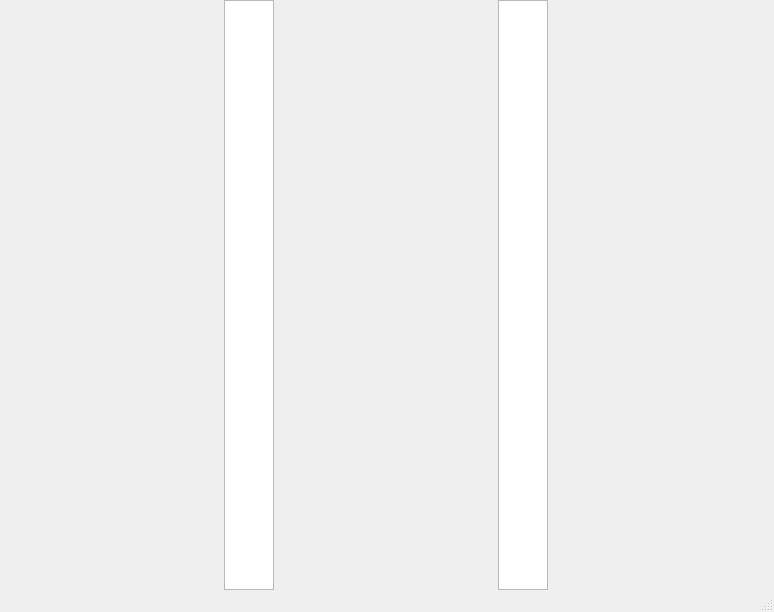
First picture: the form in pyChess/gui/ui/main_window.ui, repository TutorExilius/pyChess, before the edit.
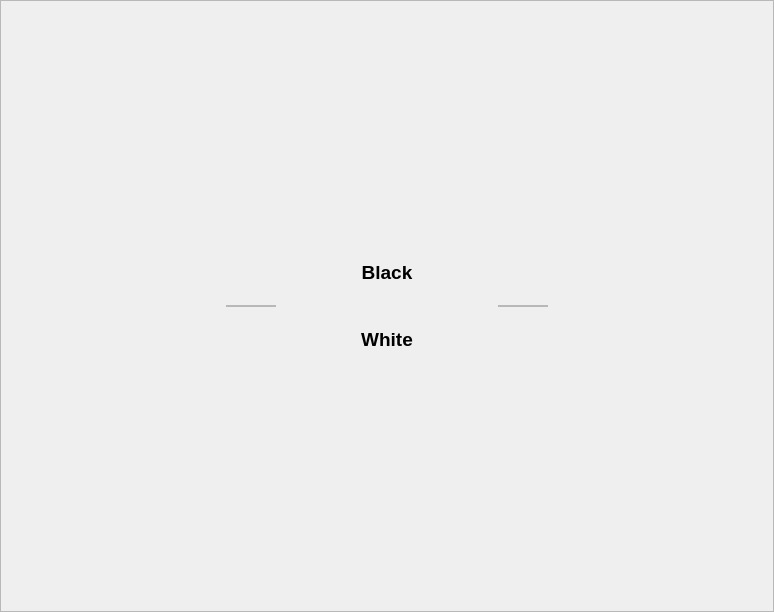
Second picture: the form after the edit.

Commit message: feat: adapted UI, added board frame labels

The edit to the form file:
```diff
--- a/pyChess/gui/ui/main_window.ui
+++ b/pyChess/gui/ui/main_window.ui
@@ -20,7 +20,7 @@
    <string>MainWindow</string>
   </property>
   <widget class="QWidget" name="centralwidget">
-   <layout class="QHBoxLayout" name="horizontalLayout" stretch="0,1,0">
+   <layout class="QVBoxLayout" name="verticalLayout_4" stretch="0">
     <property name="spacing">
      <number>0</number>
     </property>
@@ -37,7 +37,80 @@
      <number>0</number>
     </property>
     <item>
-     <widget class="QListWidget" name="listWidget_black">
+     <layout class="QHBoxLayout" name="horizontalLayout_3">
+      <property name="spacing">
+       <number>0</number>
+      </property>
+      <property name="topMargin">
+       <number>0</number>
+      </property>
+      <property name="bottomMargin">
+       <number>0</number>
+      </property>
+      <item>
+       <widget class="QFrame" name="frame">
+        <property name="frameShape">
+         <enum>QFrame::StyledPanel</enum>
+        </property>
+        <property name="frameShadow">
+         <enum>QFrame::Raised</enum>
+        </property>
+        <layout class="QHBoxLayout" name="horizontalLayout">
+         <item>
+          <layout class="QVBoxLayout" name="verticalLayout_7">
+           <item>
+            <spacer name="verticalSpacer_4">
+             <property name="orientation">
+              <enum>Qt::Vertical</enum>
+             </property>
+             <property name="sizeType">
+              <enum>QSizePolicy::MinimumExpanding</enum>
+             </property>
+             <property name="sizeHint" stdset="0">
+              <size>
+               <width>20</width>
+               <height>15</height>
+              </size>
+             </property>
+            </spacer>
+           </item>
+           <item>
+            <widget class="QLabel" name="label_playername_white">
+             <property name="font">
+              <font>
+               <pointsize>14</pointsize>
+               <weight>75</weight>
+               <bold>true</bold>
+              </font>
+             </property>
+             <property name="text">
+              <string>Black</string>
+             </property>
+             <property name="alignment">
+              <set>Qt::AlignCenter</set>
+             </property>
+            </widget>
+           </item>
+           <item>
+            <spacer name="verticalSpacer_5">
+             <property name="orientation">
+              <enum>Qt::Vertical</enum>
+             </property>
+             <property name="sizeType">
+              <enum>QSizePolicy::Fixed</enum>
+             </property>
+             <property name="sizeHint" stdset="0">
+              <size>
+               <width>20</width>
+               <height>15</height>
+              </size>
+             </property>
+            </spacer>
+           </item>
+           <item>
+            <layout class="QHBoxLayout" name="horizontalLayout_4">
+             <item>
+              <widget class="QFrame" name="frame_black">
       <property name="minimumSize">
        <size>
         <width>50</width>
@@ -50,22 +123,89 @@
         <height>16777215</height>
        </size>
       </property>
-      <property name="font">
-       <font>
-        <pointsize>26</pointsize>
-       </font>
-      </property>
+               <property name="frameShape">
+                <enum>QFrame::StyledPanel</enum>
+               </property>
+               <property name="frameShadow">
+                <enum>QFrame::Raised</enum>
+               </property>
+               <layout class="QVBoxLayout" name="verticalLayout">
+                <property name="spacing">
+                 <number>0</number>
+                </property>
+                <property name="leftMargin">
+                 <number>0</number>
+                </property>
+                <property name="topMargin">
+                 <number>0</number>
+                </property>
+                <property name="rightMargin">
+                 <number>0</number>
+                </property>
+                <property name="bottomMargin">
+                 <number>0</number>
+                </property>
+                <item>
+                 <layout class="QGridLayout" name="gridLayout_black">
+                  <property name="topMargin">
+                   <number>0</number>
+                  </property>
+                  <property name="bottomMargin">
+                   <number>0</number>
+                  </property>
+                  <property name="spacing">
+                   <number>0</number>
+                  </property>
+                 </layout>
+                </item>
+               </layout>
      </widget>
     </item>
     <item>
-     <layout class="QGridLayout" name="gridLayout" rowstretch="0">
+              <layout class="QVBoxLayout" name="verticalLayout_6">
+               <item>
+                <spacer name="verticalSpacer">
+                 <property name="orientation">
+                  <enum>Qt::Vertical</enum>
+                 </property>
+                 <property name="sizeType">
+                  <enum>QSizePolicy::Minimum</enum>
+                 </property>
+                 <property name="sizeHint" stdset="0">
+                  <size>
+                   <width>0</width>
+                   <height>0</height>
+                  </size>
+                 </property>
+                </spacer>
+               </item>
+               <item>
+                <layout class="QGridLayout" name="gridLayout_board" rowstretch="0">
       <property name="spacing">
        <number>0</number>
       </property>
      </layout>
     </item>
     <item>
-     <widget class="QListWidget" name="listWidget_white">
+                <spacer name="verticalSpacer_2">
+                 <property name="orientation">
+                  <enum>Qt::Vertical</enum>
+                 </property>
+                 <property name="sizeType">
+                  <enum>QSizePolicy::Minimum</enum>
+                 </property>
+                 <property name="sizeHint" stdset="0">
+                  <size>
+                   <width>0</width>
+                   <height>0</height>
+                  </size>
+                 </property>
+                </spacer>
+               </item>
+              </layout>
+             </item>
+             <item>
+              <widget class="QFrame" name="frame_white">
       <property name="minimumSize">
        <size>
         <width>50</width>
@@ -78,12 +218,95 @@
         <height>16777215</height>
        </size>
       </property>
+               <property name="frameShape">
+                <enum>QFrame::StyledPanel</enum>
+               </property>
+               <property name="frameShadow">
+                <enum>QFrame::Raised</enum>
+               </property>
+               <layout class="QVBoxLayout" name="verticalLayout_2">
+                <property name="spacing">
+                 <number>0</number>
+                </property>
+                <property name="leftMargin">
+                 <number>0</number>
+                </property>
+                <property name="topMargin">
+                 <number>0</number>
+                </property>
+                <property name="rightMargin">
+                 <number>0</number>
+                </property>
+                <property name="bottomMargin">
+                 <number>0</number>
+                </property>
+                <item>
+                 <layout class="QGridLayout" name="gridLayout_white">
+                  <property name="spacing">
+                   <number>0</number>
+                  </property>
+                 </layout>
+                </item>
+               </layout>
+              </widget>
+             </item>
+            </layout>
+           </item>
+           <item>
+            <spacer name="verticalSpacer_6">
+             <property name="orientation">
+              <enum>Qt::Vertical</enum>
+             </property>
+             <property name="sizeType">
+              <enum>QSizePolicy::Fixed</enum>
+             </property>
+             <property name="sizeHint" stdset="0">
+              <size>
+               <width>20</width>
+               <height>15</height>
+              </size>
+             </property>
+            </spacer>
+           </item>
+           <item>
+            <widget class="QLabel" name="labe_lplayername_black">
       <property name="font">
        <font>
-        <pointsize>26</pointsize>
-       </font>
-      </property>
-     </widget>
+               <pointsize>14</pointsize>
+               <weight>75</weight>
+               <bold>true</bold>
+              </font>
+             </property>
+             <property name="text">
+              <string>White</string>
+             </property>
+             <property name="alignment">
+              <set>Qt::AlignCenter</set>
+             </property>
+            </widget>
+           </item>
+           <item>
+            <spacer name="verticalSpacer_3">
+             <property name="orientation">
+              <enum>Qt::Vertical</enum>
+             </property>
+             <property name="sizeType">
+              <enum>QSizePolicy::MinimumExpanding</enum>
+             </property>
+             <property name="sizeHint" stdset="0">
+              <size>
+               <width>20</width>
+               <height>15</height>
+              </size>
+             </property>
+            </spacer>
+           </item>
+          </layout>
+         </item>
+        </layout>
+       </widget>
+      </item>
+     </layout>
     </item>
    </layout>
   </widget>
@@ -97,7 +320,6 @@
     </rect>
    </property>
   </widget>
-  <widget class="QStatusBar" name="statusbar"/>
  </widget>
  <resources/>
  <connections/>
```
Lines whose indentation alone changed are shown as unchanged. The commit also changes 1 other file.
